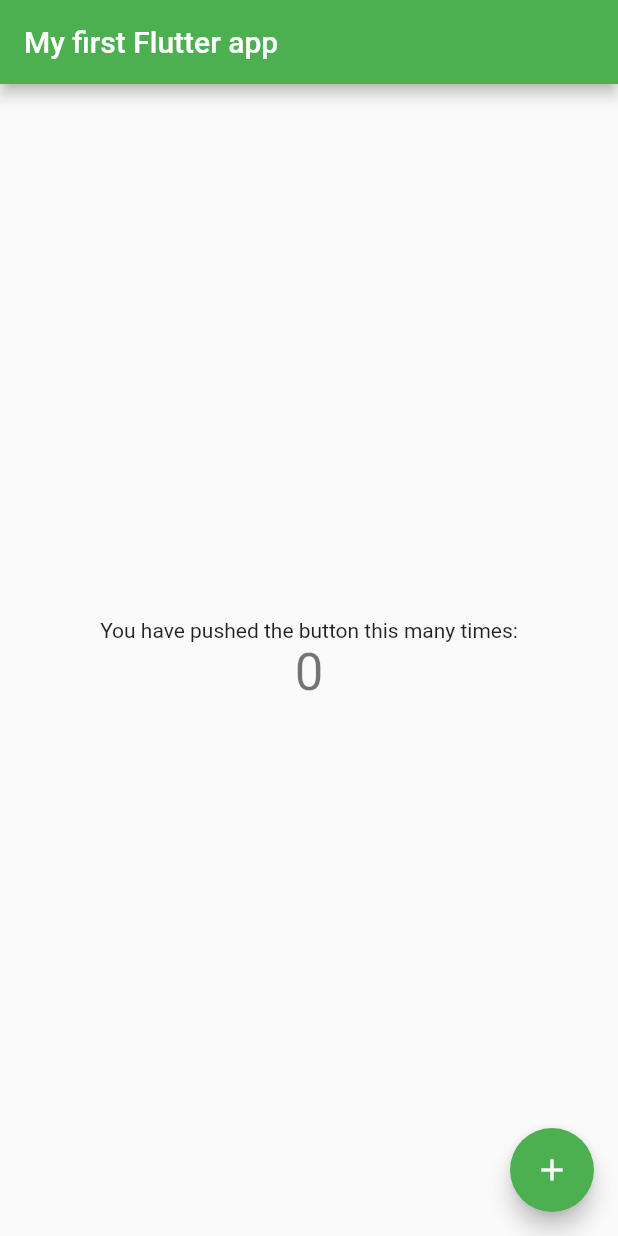
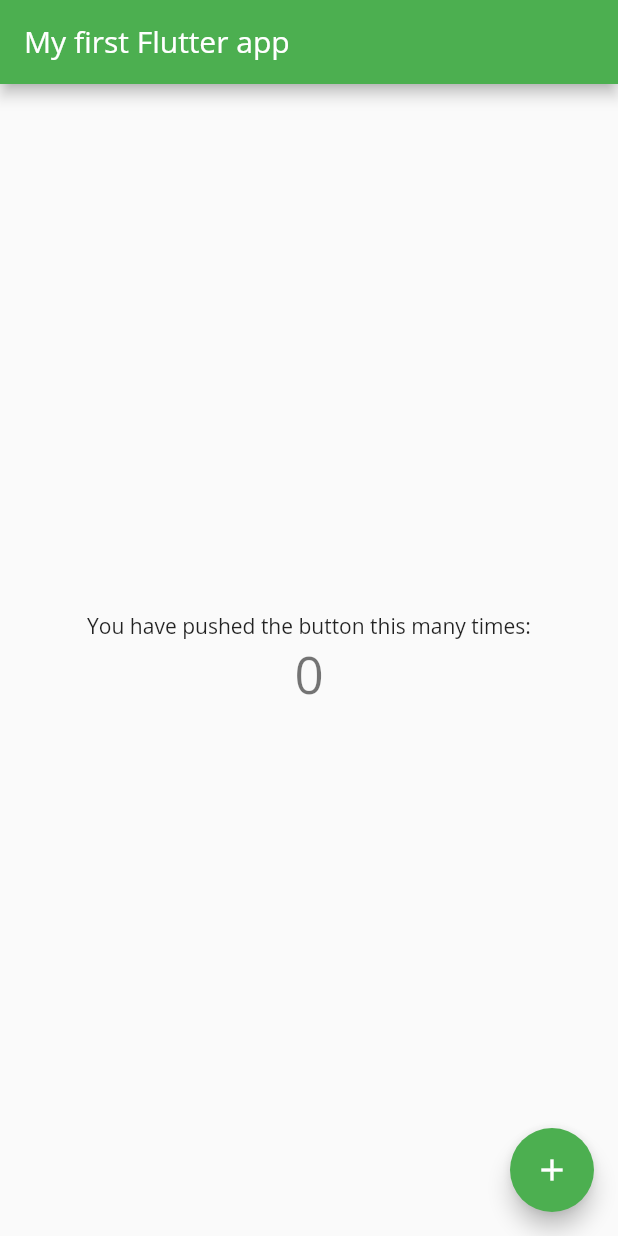
Before and after one commit to haukurmar/first_flutter_app, a Flutter app: the screen it shows after launch, on a phone screen of 412 x 824 dp. Run offline on Flutter 3.47's test engine with Material 2 defaults, Android fonts, the phone set to English and light mode, and no system bars.

Commit message:
Add OpenSans as a custom font.

```diff
--- a/lib/main.dart
+++ b/lib/main.dart
@@ -11,6 +11,7 @@ class MyApp extends StatelessWidget {
     return MaterialApp(
       title: 'Flutter Demo',
       theme: ThemeData(
+        fontFamily: "OpenSans",
         primarySwatch: Colors.green,
         visualDensity: VisualDensity.adaptivePlatformDensity,
       ),
```
Also changed, not shown: pubspec.yaml (+10 -35 lines), assets/fonts/OpenSans/OpenSans-Bold.ttf (added), assets/fonts/OpenSans/OpenSans-BoldItalic.ttf (added), assets/fonts/OpenSans/OpenSans-ExtraBold.ttf (added), assets/fonts/OpenSans/OpenSans-ExtraBoldItalic.ttf (added), assets/fonts/OpenSans/OpenSans-Italic.ttf (added), assets/fonts/OpenSans/OpenSans-Light.ttf (added), assets/fonts/OpenSans/OpenSans-LightItalic.ttf (added), assets/fonts/OpenSans/OpenSans-Regular.ttf (added), assets/fonts/OpenSans/OpenSans-SemiBold.ttf (added), assets/fonts/OpenSans/OpenSans-SemiBoldItalic.ttf (added).
